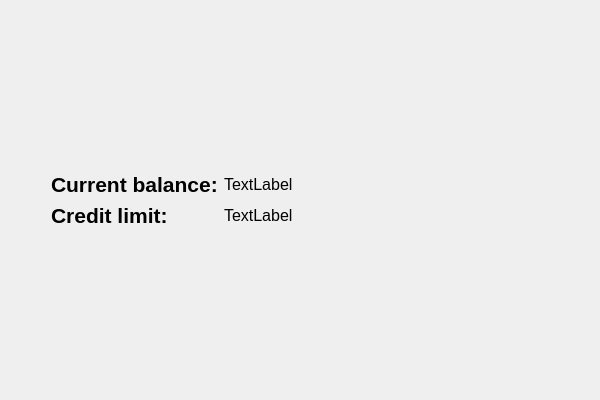
Above: frontend/BalanceWidget.ui from katerynabratiuk/ATM before the change. Below: the same form after it.
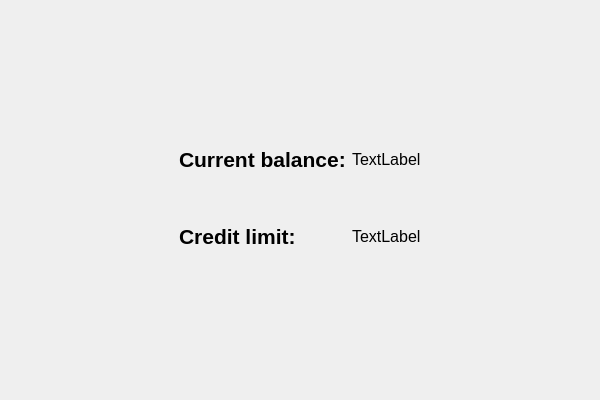
That is the form after the change.

Commit message: feat: change balance page logic slightly

Diff of the .ui file:
```diff
--- a/frontend/BalanceWidget.ui
+++ b/frontend/BalanceWidget.ui
@@ -14,34 +14,60 @@
    <string>BalanceWidget</string>
   </property>
   <layout class="QGridLayout" name="gridLayout">
-   <item row="1" column="2">
-    <spacer name="horizontalSpacer_2">
-     <property name="orientation">
-      <enum>Qt::Orientation::Horizontal</enum>
-     </property>
-     <property name="sizeType">
-      <enum>QSizePolicy::Policy::Preferred</enum>
-     </property>
-     <property name="sizeHint" stdset="0">
-      <size>
-       <width>40</width>
-       <height>20</height>
-      </size>
-     </property>
-    </spacer>
-   </item>
    <item row="1" column="0">
     <spacer name="horizontalSpacer">
      <property name="orientation">
       <enum>Qt::Orientation::Horizontal</enum>
      </property>
      <property name="sizeType">
-      <enum>QSizePolicy::Policy::Preferred</enum>
+      <enum>QSizePolicy::Policy::Expanding</enum>
      </property>
      <property name="sizeHint" stdset="0">
       <size>
-       <width>40</width>
-       <height>20</height>
+       <width>166</width>
+       <height>107</height>
+      </size>
+     </property>
+    </spacer>
+   </item>
+   <item row="0" column="1">
+    <spacer name="verticalSpacer_2">
+     <property name="orientation">
+      <enum>Qt::Orientation::Vertical</enum>
+     </property>
+     <property name="sizeHint" stdset="0">
+      <size>
+       <width>229</width>
+       <height>127</height>
+      </size>
+     </property>
+    </spacer>
+   </item>
+   <item row="2" column="1">
+    <spacer name="verticalSpacer">
+     <property name="orientation">
+      <enum>Qt::Orientation::Vertical</enum>
+     </property>
+     <property name="sizeHint" stdset="0">
+      <size>
+       <width>229</width>
+       <height>127</height>
+      </size>
+     </property>
+    </spacer>
+   </item>
+   <item row="1" column="2">
+    <spacer name="horizontalSpacer_2">
+     <property name="orientation">
+      <enum>Qt::Orientation::Horizontal</enum>
+     </property>
+     <property name="sizeType">
+      <enum>QSizePolicy::Policy::Expanding</enum>
+     </property>
+     <property name="sizeHint" stdset="0">
+      <size>
+       <width>166</width>
+       <height>107</height>
       </size>
      </property>
     </spacer>
@@ -74,7 +100,51 @@
        </property>
       </widget>
      </item>
+     <item row="1" column="1">
+      <spacer name="verticalSpacer_4">
+       <property name="orientation">
+        <enum>Qt::Orientation::Vertical</enum>
+       </property>
+       <property name="sizeType">
+        <enum>QSizePolicy::Policy::Preferred</enum>
+       </property>
+       <property name="sizeHint" stdset="0">
+        <size>
+         <width>20</width>
+         <height>40</height>
+        </size>
+       </property>
+      </spacer>
+     </item>
+     <item row="2" column="1">
+      <widget class="QLabel" name="clValue">
+       <property name="font">
+        <font>
+         <pointsize>12</pointsize>
+        </font>
+       </property>
+       <property name="text">
+        <string>TextLabel</string>
+       </property>
+      </widget>
+     </item>
      <item row="1" column="0">
+      <spacer name="verticalSpacer_3">
+       <property name="orientation">
+        <enum>Qt::Orientation::Vertical</enum>
+       </property>
+       <property name="sizeType">
+        <enum>QSizePolicy::Policy::Preferred</enum>
+       </property>
+       <property name="sizeHint" stdset="0">
+        <size>
+         <width>20</width>
+         <height>40</height>
+        </size>
+       </property>
+      </spacer>
+     </item>
+     <item row="2" column="0">
       <widget class="QLabel" name="clTitle">
        <property name="font">
         <font>
@@ -87,46 +157,8 @@
        </property>
       </widget>
      </item>
-     <item row="1" column="1">
-      <widget class="QLabel" name="clValue">
-       <property name="font">
-        <font>
-         <pointsize>12</pointsize>
-        </font>
-       </property>
-       <property name="text">
-        <string>TextLabel</string>
-       </property>
-      </widget>
-     </item>
     </layout>
    </item>
-   <item row="2" column="1">
-    <spacer name="verticalSpacer">
-     <property name="orientation">
-      <enum>Qt::Orientation::Vertical</enum>
-     </property>
-     <property name="sizeHint" stdset="0">
-      <size>
-       <width>20</width>
-       <height>40</height>
-      </size>
-     </property>
-    </spacer>
-   </item>
-   <item row="0" column="1">
-    <spacer name="verticalSpacer_2">
-     <property name="orientation">
-      <enum>Qt::Orientation::Vertical</enum>
-     </property>
-     <property name="sizeHint" stdset="0">
-      <size>
-       <width>20</width>
-       <height>40</height>
-      </size>
-     </property>
-    </spacer>
-   </item>
   </layout>
  </widget>
  <layoutdefault spacing="6" margin="11"/>
```
The commit also changes 1 other file.
